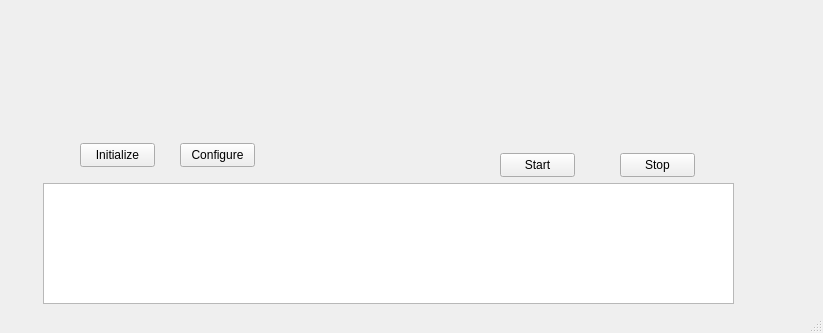
Above: Measurement_Monitor/measurement_monitor.ui from ForSuhr/OscilloscopeSimulator before the change; both pictures show x 0 to 823 and y 143 to 476 of the 823 by 476 pixel window. Below: the same form after it.
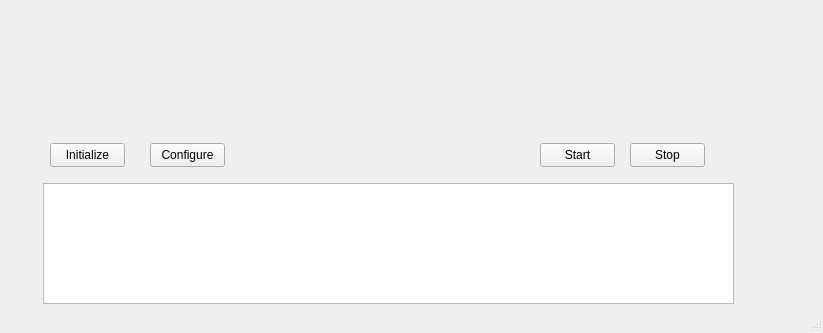
That is the form after the change.

```diff
--- a/Measurement_Monitor/measurement_monitor.ui
+++ b/Measurement_Monitor/measurement_monitor.ui
@@ -37,8 +37,8 @@
    <widget class="QPushButton" name="start_btn">
     <property name="geometry">
      <rect>
-      <x>500</x>
-      <y>260</y>
+      <x>540</x>
+      <y>250</y>
       <width>75</width>
       <height>24</height>
      </rect>
@@ -50,8 +50,8 @@
    <widget class="QPushButton" name="stop_btn">
     <property name="geometry">
      <rect>
-      <x>620</x>
-      <y>260</y>
+      <x>630</x>
+      <y>250</y>
       <width>75</width>
       <height>24</height>
      </rect>
@@ -63,7 +63,7 @@
    <widget class="QPushButton" name="initialize_btn">
     <property name="geometry">
      <rect>
-      <x>80</x>
+      <x>50</x>
       <y>250</y>
       <width>75</width>
       <height>24</height>
@@ -76,7 +76,7 @@
    <widget class="QPushButton" name="configure_btn">
     <property name="geometry">
      <rect>
-      <x>180</x>
+      <x>150</x>
       <y>250</y>
       <width>75</width>
       <height>24</height>
```
Left out of the diff: 8 changed lines with no effect on the pictures.
